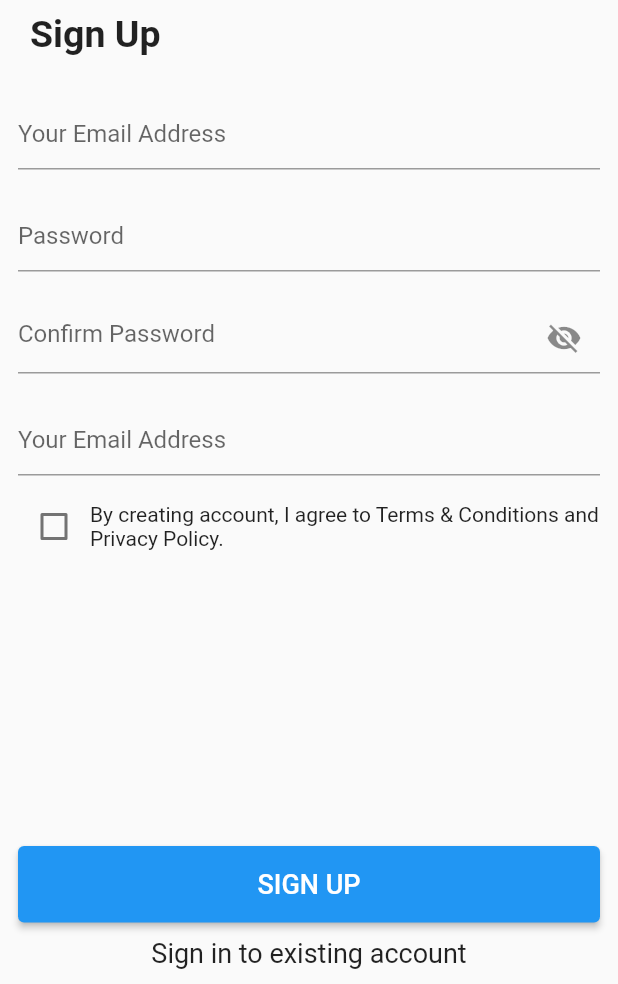
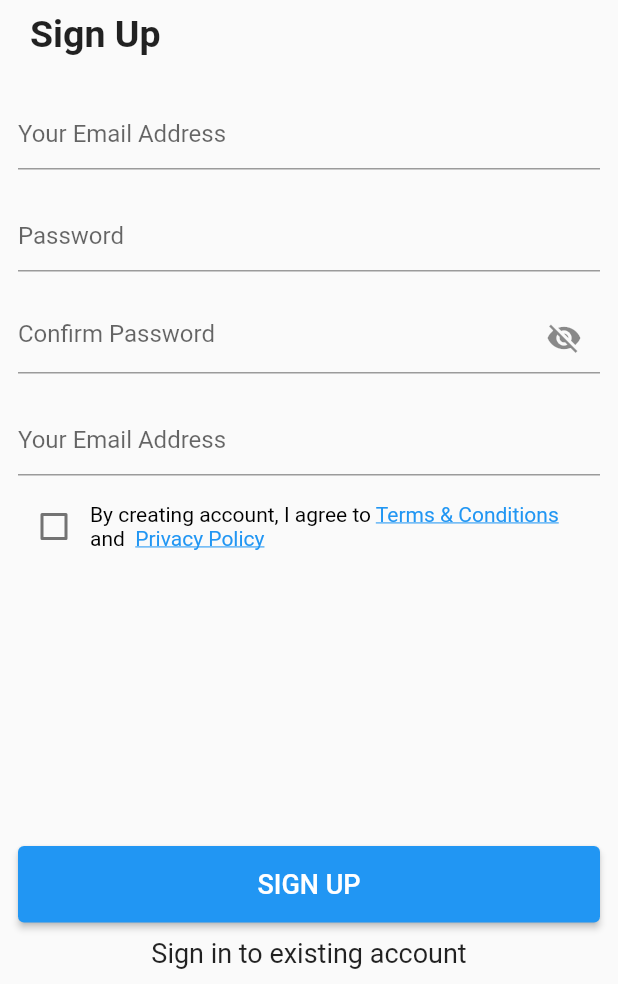
Before and after one commit to dipakp2726/hash, a Flutter app: the Signup screen opened by its route, on a phone screen of 412 x 824 dp, the part 252-1236 px from its top. Run offline on Flutter 3.47's test engine with Material 2 defaults, Android fonts, the phone set to English and light mode, and no system bars.

Commit message:
fixed remaining issues

```diff
--- a/lib/main.dart
+++ b/lib/main.dart
@@ -34,7 +34,7 @@ Cras fermentum venenatis sapien, sit amet egestas sapien rutrum consequat. Donec
         primarySwatch: Colors.blue,
         visualDensity: VisualDensity.adaptivePlatformDensity,
       ),
-      initialRoute: '/home',
+      initialRoute: '/splash',
       routes: {
         '/splash': (context) => Splash(),
         '/login': (context) => Login(),
@@ -43,7 +43,7 @@ Cras fermentum venenatis sapien, sit amet egestas sapien rutrum consequat. Donec
         '/home': (context) => Homepage(),
 
         //
-        '/': (context) => Privacy(title: 'Privacy Policy', body: pv),
+
         '/privacy': (context) => Privacy(title: 'Privacy Policy', body: pv),
         '/tnc': (context) => Privacy(title: 'Terms & Conditions', body: tnc),
       },
--- a/lib/src/Homepage.dart
+++ b/lib/src/Homepage.dart
@@ -12,7 +12,7 @@ class Homepage extends StatefulWidget {
 }
 
 class _HomepageState extends State<Homepage> {
-  var _currentIndex = 1;
+  var _currentIndex = 0;
 
   final _tabs = <Widget>[Home(), HashTab(), null, Settings()];
 
--- a/lib/src/hashtab.dart
+++ b/lib/src/hashtab.dart
@@ -163,7 +163,9 @@ class HashBottomSheet extends StatelessWidget {
     double height = MediaQuery.of(context).size.height;
     return Container(
       decoration: BoxDecoration(
-        borderRadius: BorderRadius.circular(30),
+        borderRadius: new BorderRadius.only(
+            topLeft: const Radius.circular(30.0),
+            topRight: const Radius.circular(30.0)),
       ),
       height: height * 3 / 4,
       child: Column(
--- a/lib/src/login.dart
+++ b/lib/src/login.dart
@@ -99,7 +99,7 @@ class _LoginState extends State<Login> {
               SizedBox(height: 10.0),
               GestureDetector(
                 onTap: () {
-                  Navigator.pushReplacementNamed(context, '/signup');
+                  Navigator.pushNamed(context, '/signup');
                 },
                 child: Text(
                   'Create new accont',
--- a/lib/src/signup.dart
+++ b/lib/src/signup.dart
@@ -1,3 +1,4 @@
+import 'package:flutter/gestures.dart';
 import 'package:flutter/material.dart';
 
 class Signup extends StatefulWidget {
@@ -9,6 +10,9 @@ class _SignupState extends State<Signup> {
   bool _obscureText = true;
 
   bool agree = false;
+
+  final underlineStyle =
+      TextStyle(decoration: TextDecoration.underline, color: Colors.blue);
 
   @override
   Widget build(BuildContext context) {
@@ -96,8 +100,29 @@ class _SignupState extends State<Signup> {
                       value: agree,
                     ),
                     Flexible(
-                      child: Text(
-                          'By creating account, I agree to Terms & Conditions and Privacy Policy.'),
+                      child: RichText(
+                        text: TextSpan(
+                          text: 'By creating account, I agree to ',
+                          style: TextStyle(color: Colors.black),
+                          children: <TextSpan>[
+                            TextSpan(
+                                text: 'Terms & Conditions ',
+                                style: underlineStyle,
+                                recognizer: TapGestureRecognizer()
+                                  ..onTap = () {
+                                    Navigator.pushNamed(context, '/tnc');
+                                  }),
+                            TextSpan(text: ' and  '),
+                            TextSpan(
+                                text: 'Privacy Policy',
+                                style: underlineStyle,
+                                recognizer: TapGestureRecognizer()
+                                  ..onTap = () {
+                                    Navigator.pushNamed(context, '/privacy');
+                                  }),
+                          ],
+                        ),
+                      ),
                     ),
                   ],
                 ),
```
Also changed, not shown: lib/src/Home.dart (+14 -8 lines).
